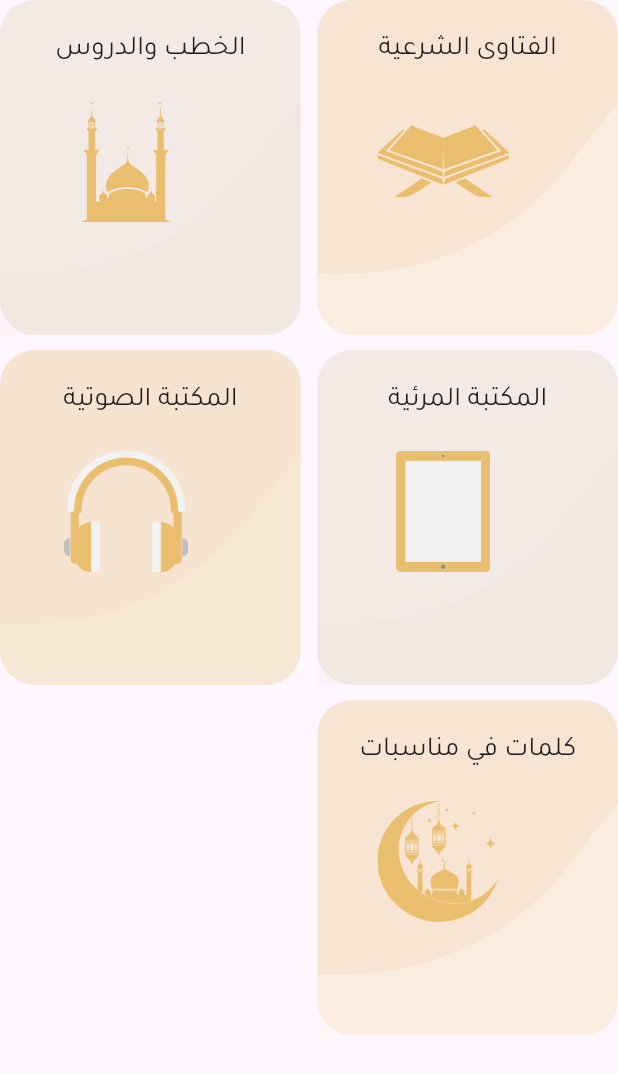
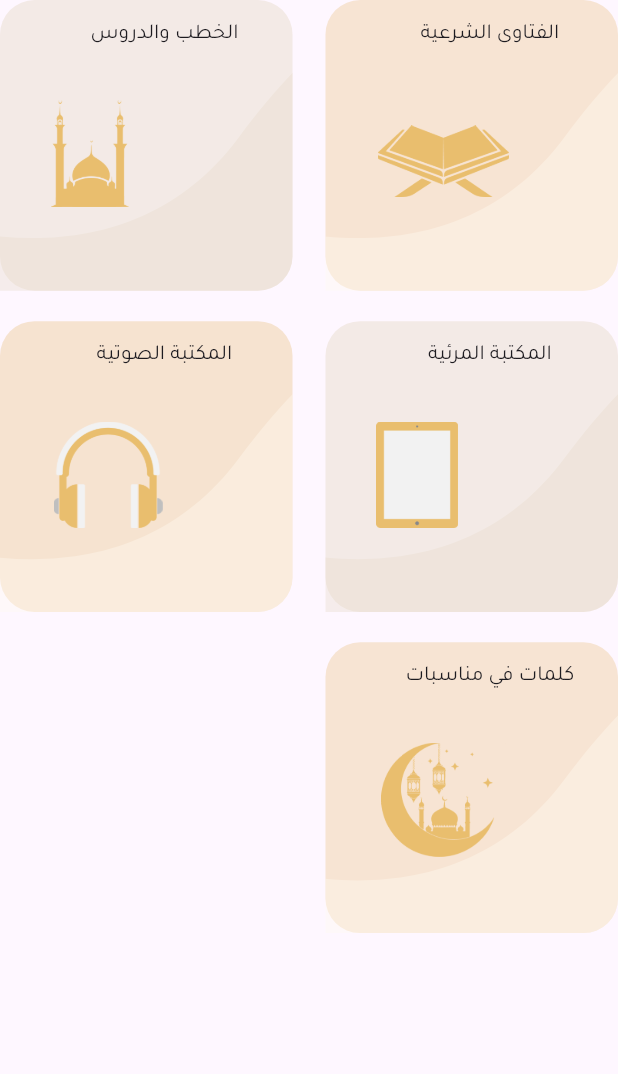
Before and after one commit to oiu85/alnassan-Islamic-flutter-app, a Flutter app: the BottomCards widget shown alone on an empty page, opened directly, on a phone screen of 412 x 824 dp. Shown: the top 1074 px of the screen. Run offline on Flutter 3.47's test engine with Material 3 defaults, Android fonts, the phone set to English and light mode, and no system bars; our stand-ins replace audioplayers, dartz, dio, equatable, flutter_bloc, flutter_colorpicker and 13 more; network calls fail; project files that could hold a hidden picture were left out.

Commit message:
*ABDULLAH( Fix the Home ui to be as th figma)

```diff
--- a/lib/features/home/presentation/widgets/bottom_cards.dart
+++ b/lib/features/home/presentation/widgets/bottom_cards.dart
@@ -49,7 +49,7 @@ class ContentCard extends StatelessWidget {
         fit: StackFit.expand,
         children: [
           ClipRRect(
-            borderRadius: BorderRadius.only(bottomRight: Radius.circular(20)),
+            borderRadius: BorderRadius.only(bottomRight: Radius.circular(23)),
             child: SvgPicture.asset(
               Assets.svg.cardBackground.path,
               color: waveColor,
@@ -57,14 +57,14 @@ class ContentCard extends StatelessWidget {
             ),
           ),
           Padding(
-            padding: EdgeInsets.symmetric(vertical: _height(20)),
+            padding: EdgeInsets.only(top:  _height(13), left: _width(34), right: _width(12)),
             child: Text(
               title,
               textAlign: TextAlign.center,
               style: TextStyle(
                 fontFamily: FontFamily.tajawal,
                 fontSize: _fontSize(context, context.deviceValue(
-                  mobile: 18.0,
+                  mobile: 14.0,
                   tablet: 22.0,
                   desktop: 26.0,
                 )),
@@ -112,16 +112,16 @@ class BottomCards extends StatelessWidget {
 
     return StaggeredGrid.count(
       crossAxisCount: crossAxisCount,
-      mainAxisSpacing: _height(10),
-      crossAxisSpacing: _width(10),
+      mainAxisSpacing: _height(20),
+      crossAxisSpacing: _width(20),
       children: [
 
         StaggeredGridTile.extent(
           crossAxisCellCount: 1,
           mainAxisExtent: context.deviceValue(
-            mobile: _height(220),
-            tablet: _height(220),
-            desktop: _height(260),
+            mobile: _height(191),
+            tablet: _height(270),
+            desktop: _height(300),
           ),
           child: ContentCard(
             paddingRight: ScreenUtil().setWidth(60),
@@ -143,8 +143,8 @@ class BottomCards extends StatelessWidget {
         StaggeredGridTile.extent(
           crossAxisCellCount: 1,
           mainAxisExtent: context.deviceValue(
-            mobile: _height(220),
-            tablet: _height(260),
+            mobile: _height(191),
+            tablet: _height(270),
             desktop: _height(300),
           ),
           child: InkWell(
@@ -152,16 +152,16 @@ class BottomCards extends StatelessWidget {
               Navigator.of(context).push(MaterialPageRoute(builder: (_)=> LessonsPage()));
             },
               child: ContentCard(
-                paddingRight: ScreenUtil().setWidth(60),
+                paddingRight: ScreenUtil().setWidth(80),
                 paddingTop: ScreenUtil().setHeight(65),
                 cardMainImage: Image.asset(
                   Assets.images.mousqe.path,
-                  width: ScreenUtil().setWidth(80),
-                  height: ScreenUtil().setHeight(80),
+                  width: ScreenUtil().setWidth(70),
+                  height: ScreenUtil().setHeight(70),
                 ),
                 title: "الخطب والدروس",
                 cardColor: AppColors.bottomCardColor2.withAlpha(125),
-                waveColor: AppColors.waveCardColor2.withAlpha(100),
+                waveColor: AppColors.waveCardColor2,
               ),
           ),
         ),
@@ -173,29 +173,29 @@ class BottomCards extends StatelessWidget {
         StaggeredGridTile.extent(
           crossAxisCellCount: 1,
           mainAxisExtent: context.deviceValue(
-            mobile: _height(220),
-            tablet: _height(260),
+            mobile: _height(191),
+            tablet: _height(270),
             desktop: _height(300),
           ),
           child: ContentCard(
-            paddingRight: ScreenUtil().setWidth(60),
+            paddingRight: ScreenUtil().setWidth(79),
             paddingTop: ScreenUtil().setHeight(65),
             cardMainImage: Image.asset(
               Assets.images.tablet.path,
-              width: ScreenUtil().setWidth(80),
-              height: ScreenUtil().setHeight(80),
+              width: ScreenUtil().setWidth(70),
+              height: ScreenUtil().setHeight(70),
             ),
             title: "المكتبة المرئية",
             cardColor: AppColors.bottomCardColor2.withAlpha(125),
-            waveColor: AppColors.waveCardColor2.withAlpha(100),
+            waveColor: AppColors.waveCardColor2,
           ),
         ),
         StaggeredGridTile.extent(
           crossAxisCellCount: 1,
           mainAxisExtent: context.deviceValue(
-            mobile: _height(220),
-            tablet: _height(220),
-            desktop: _height(260),
+            mobile: _height(191),
+            tablet: _height(270),
+            desktop: _height(300),
           ),
           child: InkWell(
             onTap: (){
@@ -207,16 +207,16 @@ class BottomCards extends StatelessWidget {
               ));
             },
             child: ContentCard(
-              paddingRight: ScreenUtil().setWidth(60),
+              paddingRight: ScreenUtil().setWidth(70),
               paddingTop: ScreenUtil().setHeight(65),
               cardMainImage: Image.asset(
                 Assets.images.headphone.path,
-                width: ScreenUtil().setWidth(80),
-                height: ScreenUtil().setHeight(80),
+                width: ScreenUtil().setWidth(70),
+                height: ScreenUtil().setHeight(70),
               ),
               title: "المكتبة الصوتية",
               cardColor: AppColors.bottomCardColor.withAlpha(75),
-              waveColor: AppColors.waveCardColor.withAlpha(100),
+              waveColor: AppColors.waveCardColor,
             ),
           ),
         ),
@@ -224,9 +224,9 @@ class BottomCards extends StatelessWidget {
         StaggeredGridTile.extent(
           crossAxisCellCount: 1,
           mainAxisExtent: context.deviceValue(
-            mobile: _height(220),
-            tablet: _height(220),
-            desktop: _height(260),
+            mobile: _height(191),
+            tablet: _height(270),
+            desktop: _height(300),
           ),
           child: ContentCard(
             paddingRight: ScreenUtil().setWidth(60),
@@ -234,7 +234,7 @@ class BottomCards extends StatelessWidget {
             cardMainImage: Image.asset(
               Assets.images.helal.path,
               width: ScreenUtil().setWidth(80),
-              height: ScreenUtil().setHeight(80),
+              height: ScreenUtil().setHeight(75),
             ),
             title: "كلمات في مناسبات",
             cardColor: AppColors.bottomCardColor.withAlpha(70),
--- a/lib/features/home/presentation/widgets/home_main_card.dart
+++ b/lib/features/home/presentation/widgets/home_main_card.dart
@@ -68,7 +68,7 @@ class HomeMainCard extends StatelessWidget {
                       height: 2.5,
                     ),
                   ),
-                  GestureDetector(
+                  InkWell(
                     onTap: () {
                       try {
                         if (state.homeData?.data?.recentArticles?.isNotEmpty ==
```
Also changed, not shown: lib/features/home/presentation/pages/home_page.dart (+7 -7 lines), lib/features/home/presentation/widgets/home_carosell.dart (+6 -6 lines).
